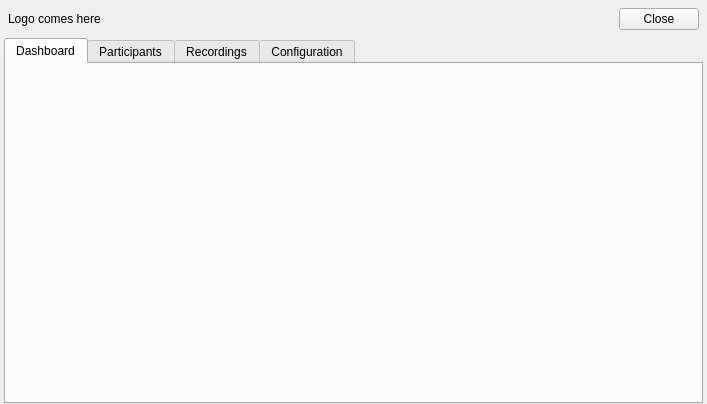
This is Modules/Home/Resources/UI/Home.ui in EBATINCA/TrainUS as Qt 5 draws it before an edit. The edited form follows.
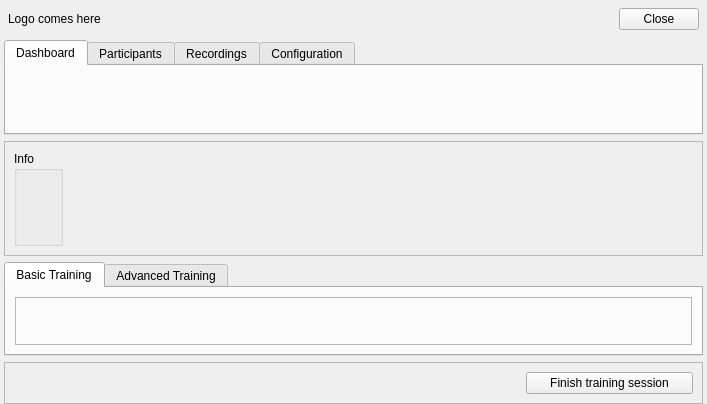
This is the edited form. Custom widgets are drawn as their Qt base class.

Commit message: ENH: Add basic and advanced training tabs to Home module UI

Diff of the .ui file:
```diff
--- a/Modules/Home/Resources/UI/Home.ui
+++ b/Modules/Home/Resources/UI/Home.ui
@@ -14,9 +14,6 @@
    <string>Home</string>
   </property>
   <layout class="QVBoxLayout" name="verticalLayout">
-   <property name="spacing">
-    <number>4</number>
-   </property>
    <property name="leftMargin">
     <number>4</number>
    </property>
@@ -158,6 +155,149 @@
      </widget>
     </widget>
    </item>
+   <item>
+    <widget class="QFrame" name="frame">
+     <property name="frameShape">
+      <enum>QFrame::StyledPanel</enum>
+     </property>
+     <property name="frameShadow">
+      <enum>QFrame::Raised</enum>
+     </property>
+     <layout class="QHBoxLayout" name="horizontalLayout_3">
+      <item>
+       <widget class="QGroupBox" name="trainingInfoGroupBox">
+        <property name="title">
+         <string>Info</string>
+        </property>
+        <property name="flat">
+         <bool>false</bool>
+        </property>
+        <property name="checkable">
+         <bool>false</bool>
+        </property>
+        <layout class="QVBoxLayout" name="verticalLayout_7">
+         <item>
+          <widget class="QLabel" name="participantLabel">
+           <property name="text">
+            <string/>
+           </property>
+          </widget>
+         </item>
+         <item>
+          <widget class="QLabel" name="dateTimeLabel">
+           <property name="text">
+            <string/>
+           </property>
+          </widget>
+         </item>
+         <item>
+          <widget class="QLabel" name="hardwareSetUpLabel">
+           <property name="text">
+            <string/>
+           </property>
+          </widget>
+         </item>
+        </layout>
+       </widget>
+      </item>
+      <item>
+       <spacer name="horizontalSpacer_3">
+        <property name="orientation">
+         <enum>Qt::Horizontal</enum>
+        </property>
+        <property name="sizeType">
+         <enum>QSizePolicy::Expanding</enum>
+        </property>
+        <property name="sizeHint" stdset="0">
+         <size>
+          <width>300</width>
+          <height>20</height>
+         </size>
+        </property>
+       </spacer>
+      </item>
+     </layout>
+    </widget>
+   </item>
+   <item>
+    <widget class="QTabWidget" name="trainingTabWidget">
+     <property name="tabPosition">
+      <enum>QTabWidget::North</enum>
+     </property>
+     <property name="tabShape">
+      <enum>QTabWidget::Rounded</enum>
+     </property>
+     <property name="currentIndex">
+      <number>0</number>
+     </property>
+     <widget class="QWidget" name="basicTrainingTab">
+      <attribute name="title">
+       <string>Basic Training</string>
+      </attribute>
+      <layout class="QVBoxLayout" name="verticalLayout_6">
+       <item>
+        <widget class="QFrame" name="basicTrainingFrame">
+         <property name="frameShape">
+          <enum>QFrame::StyledPanel</enum>
+         </property>
+         <property name="frameShadow">
+          <enum>QFrame::Raised</enum>
+         </property>
+        </widget>
+       </item>
+      </layout>
+     </widget>
+     <widget class="QWidget" name="advancedTrainingTab">
+      <attribute name="title">
+       <string>Advanced Training</string>
+      </attribute>
+      <layout class="QVBoxLayout" name="verticalLayout_5">
+       <item>
+        <widget class="QFrame" name="advancedTrainingFrame">
+         <property name="frameShape">
+          <enum>QFrame::StyledPanel</enum>
+         </property>
+         <property name="frameShadow">
+          <enum>QFrame::Raised</enum>
+         </property>
+        </widget>
+       </item>
+      </layout>
+     </widget>
+    </widget>
+   </item>
+   <item>
+    <widget class="QFrame" name="finishTrainingFrame">
+     <property name="frameShape">
+      <enum>QFrame::StyledPanel</enum>
+     </property>
+     <property name="frameShadow">
+      <enum>QFrame::Raised</enum>
+     </property>
+     <layout class="QHBoxLayout" name="horizontalLayout_2">
+      <item>
+       <spacer name="horizontalSpacer_2">
+        <property name="orientation">
+         <enum>Qt::Horizontal</enum>
+        </property>
+        <property name="sizeHint" stdset="0">
+         <size>
+          <width>40</width>
+          <height>20</height>
+         </size>
+        </property>
+       </spacer>
+      </item>
+      <item>
+       <widget class="QPushButton" name="finishTrainingButton">
+        <property name="text">
+         <string>      Finish training session      </string>
+        </property>
+       </widget>
+      </item>
+     </layout>
+    </widget>
+   </item>
   </layout>
  </widget>
  <customwidgets>
```
Left out of the diff: 2 changed lines with no effect on the pictures. The commit also changes 5 other files.
